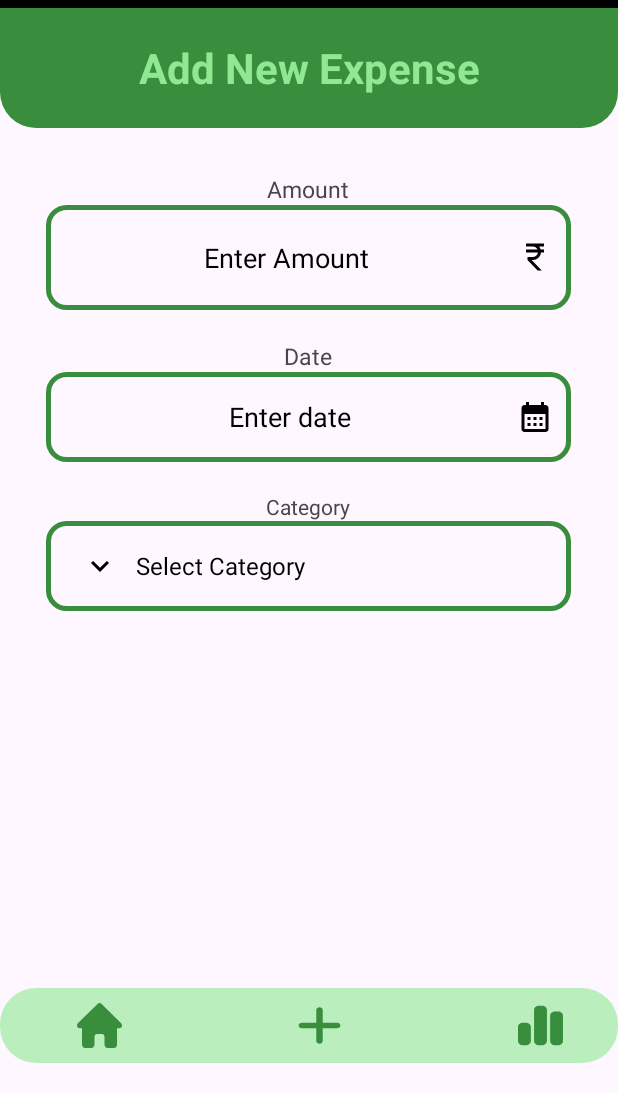
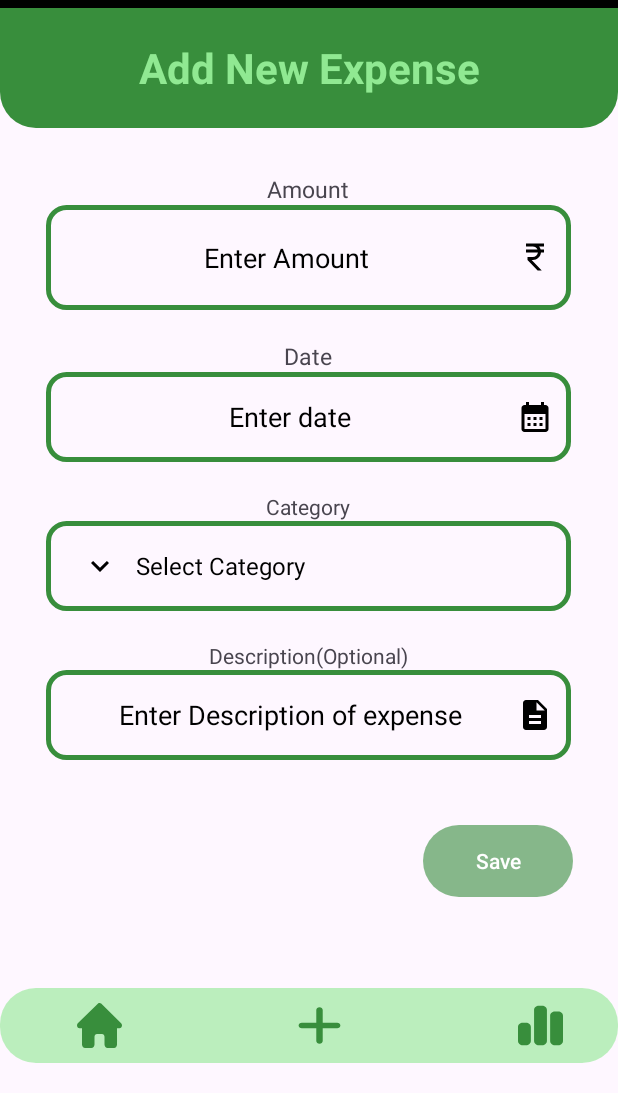
Before and after one commit to Yashhasiaj71/track-my-money, an Android app: the screen it shows after launch (MainActivity), after a tap on an icon or button, on a phone screen of 412 x 824 dp, the part 143-1236 px from its top. Run offline under Robolectric (Android 15) with nearby library versions, the phone set to English and light mode, and no system bars; 2 other taps on this screen came first.

Commit message:
added add expense fragment 1

```diff
--- /dev/null
+++ b/app/src/main/res/drawable/baseline_description_24.xml
@@ -0,0 +1,5 @@
+<vector xmlns:android="http://schemas.android.com/apk/res/android" android:height="24dp" android:tint="#000000" android:viewportHeight="24" android:viewportWidth="24" android:width="24dp">
+
+    <path android:fillColor="@android:color/white" android:pathData="M14,2L6,2c-1.1,0 -1.99,0.9 -1.99,2L4,20c0,1.1 0.89,2 1.99,2L18,22c1.1,0 2,-0.9 2,-2L20,8l-6,-6zM16,18L8,18v-2h8v2zM16,14L8,14v-2h8v2zM13,9L13,3.5L18.5,9L13,9z"/>
+
+</vector>
--- a/app/src/main/res/layout/fragment_add.xml
+++ b/app/src/main/res/layout/fragment_add.xml
@@ -109,6 +109,7 @@
              android:orientation="vertical"
              android:layout_marginTop="20dp"
              app:layout_constraintTop_toBottomOf="@+id/date_layout"
+             app:layout_constraintBottom_toTopOf="@+id/descriptionlayout"
 
 
              >
@@ -133,14 +134,43 @@
              android:id="@+id/descriptionlayout"
              android:layout_width="match_parent"
              android:layout_height="wrap_content"
+             android:orientation="vertical"
              android:layout_marginTop="20dp"
              app:layout_constraintTop_toBottomOf="@+id/select_layout"
-
              >
-
+             <TextView
+                 android:layout_height="wrap_content"
+                 android:layout_width="wrap_content"
+                 android:text="Description(Optional)"
+                 android:layout_gravity="center_horizontal"
+                 />
+             <EditText
+                 android:id="@+id/descriptioninput"
+                 android:layout_width="350dp"
+                 android:layout_height="60dp"
+                 android:hint="Enter Description of expense"
+                 android:gravity="center"
+                 android:textColorHint="@color/black"
+                 android:inputType="text"
+                 android:drawableEnd="@drawable/baseline_description_24"
+                 android:padding="12dp"
+                 android:layout_gravity="center_horizontal"
+                 android:background="@drawable/rounded_grid1"/>
 
          </GridLayout>
 
      </androidx.constraintlayout.widget.ConstraintLayout>
 
+    <Button
+        android:id="@+id/savebutton"
+        android:layout_width="100dp"
+        android:layout_height="wrap_content"
+          android:layout_marginTop="550dp"
+        android:background="@drawable/rounded_grid"
+        android:layout_gravity="end"
+        android:text="Save"
+        android:textColor="@color/white"
+        android:layout_marginEnd="30dp"
+        />
+
 </FrameLayout>
```
